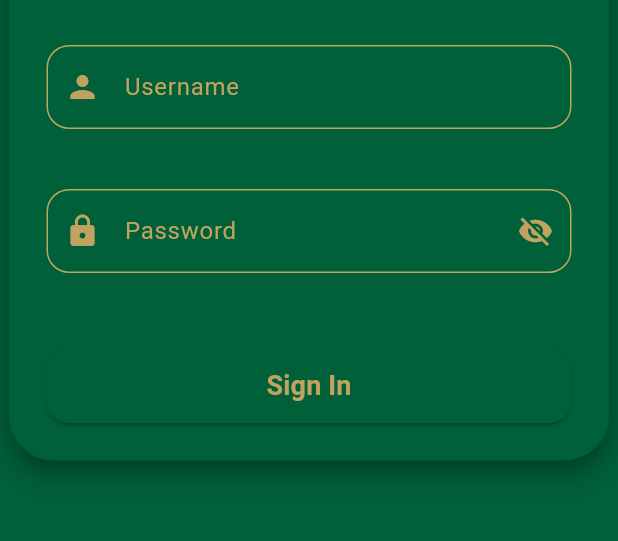
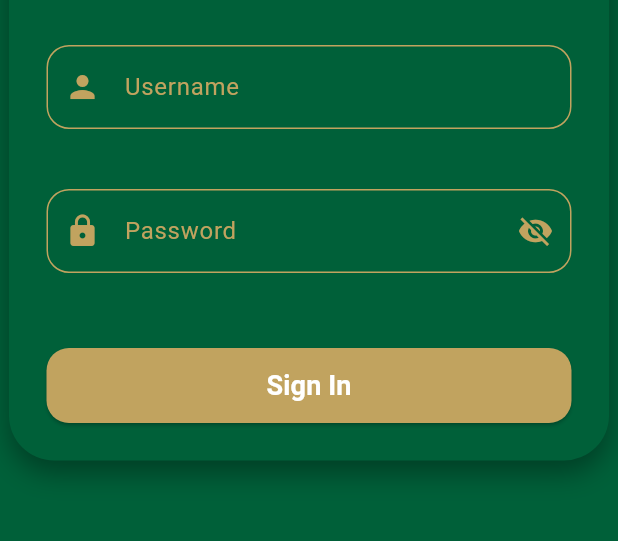
Before and after one commit to ahmedhamzarana/adminapp, a Flutter app: the screen it shows after launch, on a phone screen of 412 x 824 dp, the part 498-1039 px from its top. Run offline on Flutter 3.47's test engine with Material 3 defaults, Android fonts, the phone set to English and light mode, and no system bars.

Commit message:
redesing login ui

```diff
--- a/lib/screens/login_screen.dart
+++ b/lib/screens/login_screen.dart
@@ -53,9 +53,7 @@ class LoginScreen extends StatelessWidget {
                 // Username
                 TextField(
                   controller: authProvider.usernamecontroller,
-                  style: const TextStyle(
-                    color: AppColors.secondary,
-                  ),
+                  style: const TextStyle(color: AppColors.bgcolor),
                   cursorColor: AppColors.secondary,
                   decoration: InputDecoration(
                     labelText: "Username",
@@ -82,7 +80,10 @@ class LoginScreen extends StatelessWidget {
                     ),
                     focusedErrorBorder: OutlineInputBorder(
                       borderRadius: BorderRadius.circular(15),
-                      borderSide: const BorderSide(color: AppColors.secondary, width: 2),
+                      borderSide: const BorderSide(
+                        color: AppColors.secondary,
+                        width: 2,
+                      ),
                     ),
                   ),
                 ),
@@ -93,9 +94,7 @@ class LoginScreen extends StatelessWidget {
                 TextField(
                   controller: authProvider.passwordcontroller,
                   obscureText: authProvider.obsecureText,
-                  style: const TextStyle(
-                    color: AppColors.secondary,
-                  ),
+                  style: const TextStyle(color: AppColors.bgcolor),
                   cursorColor: AppColors.secondary,
                   decoration: InputDecoration(
                     labelText: "Password",
@@ -116,9 +115,7 @@ class LoginScreen extends StatelessWidget {
                     ),
                     enabledBorder: OutlineInputBorder(
                       borderRadius: BorderRadius.circular(15),
-                      borderSide: const BorderSide(
-                        color: AppColors.secondary,
-                      ),
+                      borderSide: const BorderSide(color: AppColors.secondary),
                     ),
                     focusedBorder: OutlineInputBorder(
                       borderRadius: BorderRadius.circular(15),
@@ -133,7 +130,10 @@ class LoginScreen extends StatelessWidget {
                     ),
                     focusedErrorBorder: OutlineInputBorder(
                       borderRadius: BorderRadius.circular(15),
-                      borderSide: const BorderSide(color: AppColors.secondary, width: 2),
+                      borderSide: const BorderSide(
+                        color: AppColors.secondary,
+                        width: 2,
+                      ),
                     ),
                   ),
                 ),
@@ -146,7 +146,7 @@ class LoginScreen extends StatelessWidget {
                   height: 50,
                   child: ElevatedButton(
                     style: ElevatedButton.styleFrom(
-                      backgroundColor: AppColors.primary,
+                      backgroundColor: AppColors.secondary,
                       shape: RoundedRectangleBorder(
                         borderRadius: BorderRadius.circular(15),
                       ),
@@ -161,7 +161,7 @@ class LoginScreen extends StatelessWidget {
                     child: const Text(
                       "Sign In",
                       style: TextStyle(
-                        color: AppColors.secondary,
+                        color: AppColors.bgcolor,
                         fontSize: 18,
                         fontWeight: FontWeight.bold,
                       ),
```
Also changed, not shown: lib/screens/splash_screen.dart (+3 -13 lines).
